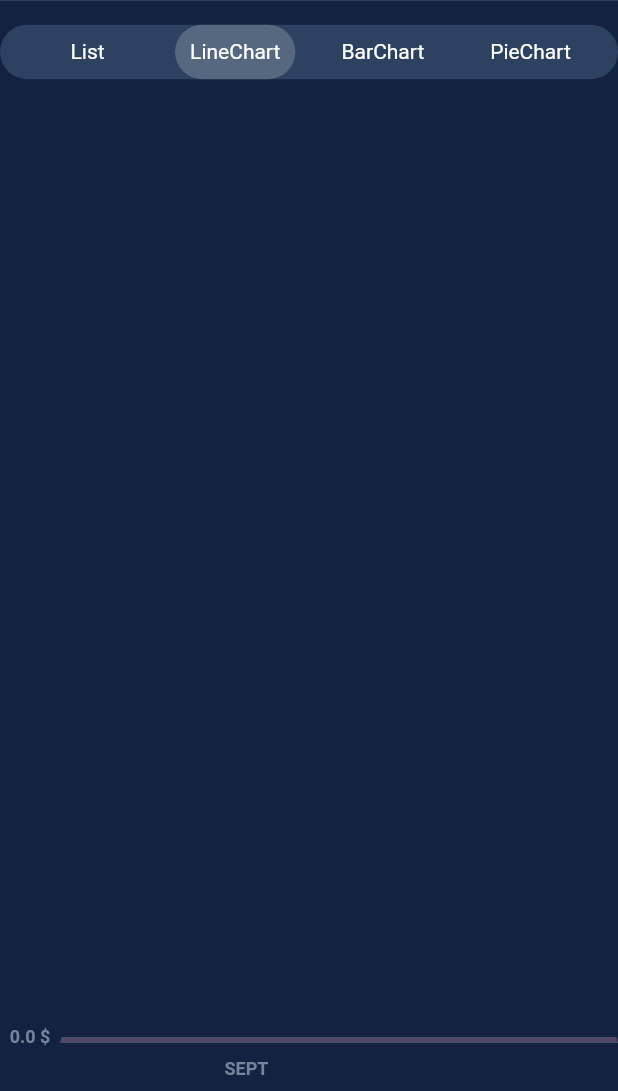
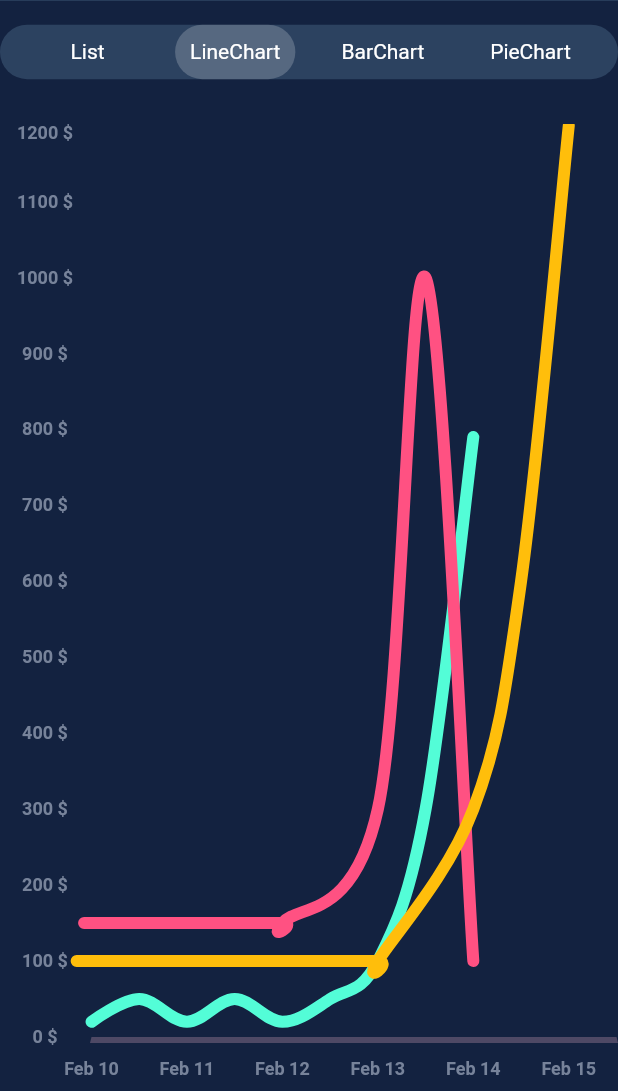
Before and after one commit to PeriyanAra/expenses, a Flutter app: the screen it shows after launch, after a tap on "LineChart", on a phone screen of 412 x 824 dp, the part 145-1236 px from its top. Run offline on Flutter 3.47's test engine with Material 2 defaults, Android fonts, the phone set to English and light mode, and no system bars; drawn by our look-alikes of fl_chart; our stand-ins replace bloc, flutter_bloc, freezed_annotation; generated files the repository leaves out were written again.

Commit message:
Finish line chart

```diff
--- a/lib/main_screen/mocks/expenses_list.dart
+++ b/lib/main_screen/mocks/expenses_list.dart
@@ -6,174 +6,174 @@ final expenses = <ExpenseViewModel>[
     name: 'Pen',
     category: ExpenseCategory.transportation,
     amount: 100,
-    date: DateTime(2022,02,10),
+    date: DateTime(2023, 02, 10),
   ),
   ExpenseViewModel(
     name: 'Pen',
     category: ExpenseCategory.transportation,
     amount: 100,
-    date: DateTime(2022,02,10),
+    date: DateTime(2023, 02, 10),
   ),
   ExpenseViewModel(
     name: 'Pen',
     category: ExpenseCategory.transportation,
     amount: 100,
-    date: DateTime(2022,02,10),
+    date: DateTime(2023, 02, 10),
   ),
   ExpenseViewModel(
     name: 'Pen',
     category: ExpenseCategory.transportation,
     amount: 100,
-    date: DateTime(2022,02,10),
+    date: DateTime(2023, 02, 10),
   ),
   ExpenseViewModel(
     name: 'Restaurant',
     category: ExpenseCategory.communal,
     amount: 150,
-    date: DateTime(2022,02,10),
+    date: DateTime(2023, 02, 10),
   ),
   ExpenseViewModel(
     name: 'Restaurant',
     category: ExpenseCategory.communal,
     amount: 150,
-    date: DateTime(2022,02,10),
+    date: DateTime(2023, 02, 10),
   ),
   ExpenseViewModel(
     name: 'Bread',
     category: ExpenseCategory.food,
     amount: 20,
-    date: DateTime(2022,02,10),
+    date: DateTime(2023, 02, 10),
   ),
   ExpenseViewModel(
     name: 'Fruit',
     category: ExpenseCategory.food,
     amount: 50,
-    date: DateTime(2022,02,10),
+    date: DateTime(2023, 02, 10),
   ),
   ExpenseViewModel(
     name: 'Pen',
     category: ExpenseCategory.transportation,
     amount: 100,
-    date: DateTime(2022,02,11),
+    date: DateTime(2023, 02, 11),
   ),
   ExpenseViewModel(
     name: 'Pen',
     category: ExpenseCategory.transportation,
     amount: 100,
-    date: DateTime(2022,02,11),
+    date: DateTime(2023, 02, 11),
   ),
   ExpenseViewModel(
     name: 'Restaurant',
     category: ExpenseCategory.communal,
     amount: 150,
-    date: DateTime(2022,02,11),
+    date: DateTime(2023, 02, 11),
   ),
   ExpenseViewModel(
     name: 'Restaurant',
     category: ExpenseCategory.communal,
     amount: 150,
-    date: DateTime(2022,02,11),
+    date: DateTime(2023, 02, 11),
   ),
   ExpenseViewModel(
     name: 'Bread',
     category: ExpenseCategory.food,
     amount: 20,
-    date: DateTime(2022,02,11),
+    date: DateTime(2023, 02, 11),
   ),
   ExpenseViewModel(
     name: 'Fruit',
     category: ExpenseCategory.food,
     amount: 50,
-    date: DateTime(2022,02,11),
+    date: DateTime(2023, 02, 11),
   ),
   ExpenseViewModel(
     name: 'Pen',
     category: ExpenseCategory.transportation,
     amount: 100,
-    date: DateTime(2022,02,12),
+    date: DateTime(2023, 02, 12),
   ),
   ExpenseViewModel(
     name: 'Pen',
     category: ExpenseCategory.transportation,
     amount: 100,
-    date: DateTime(2022,02,12),
+    date: DateTime(2023, 02, 12),
   ),
   ExpenseViewModel(
     name: 'Restaurant',
     category: ExpenseCategory.communal,
     amount: 150,
-    date: DateTime(2022,02,12),
+    date: DateTime(2023, 02, 12),
   ),
   ExpenseViewModel(
     name: 'Restaurant',
     category: ExpenseCategory.communal,
     amount: 150,
-    date: DateTime(2022,02,12),
+    date: DateTime(2023, 02, 12),
   ),
   ExpenseViewModel(
     name: 'Bread',
     category: ExpenseCategory.food,
     amount: 20,
-    date: DateTime(2022,02,12),
+    date: DateTime(2023, 02, 12),
   ),
   ExpenseViewModel(
     name: 'Fruit',
     category: ExpenseCategory.food,
     amount: 50,
-    date: DateTime(2022,02,12),
+    date: DateTime(2023, 02, 12),
   ),
-    ExpenseViewModel(
+  ExpenseViewModel(
     amount: 300,
     name: 'Travel',
-    date: DateTime(2023, 11, 24),
+    date: DateTime(2023, 02, 13),
     category: ExpenseCategory.transportation,
   ),
   ExpenseViewModel(
     amount: 100,
     name: 'Hot-dog',
-    date: DateTime(2023, 11, 24),
+    date: DateTime(2023, 02, 13),
     category: ExpenseCategory.food,
   ),
   ExpenseViewModel(
     amount: 300,
     name: 'Electricity',
-    date: DateTime(2023, 11, 24),
+    date: DateTime(2023, 02, 13),
     category: ExpenseCategory.communal,
   ),
   ExpenseViewModel(
     amount: 600,
     name: 'Going to spa',
-    date: DateTime(2023, 11, 25),
+    date: DateTime(2023, 02, 14),
     category: ExpenseCategory.transportation,
   ),
   ExpenseViewModel(
     amount: 300,
     name: 'Cake',
-    date: DateTime(2023, 11, 25),
+    date: DateTime(2023, 02, 14),
     category: ExpenseCategory.food,
   ),
   ExpenseViewModel(
     amount: 1000,
     name: 'Electricity',
-    date: DateTime(2023, 11, 25),
+    date: DateTime(2023, 02, 14),
     category: ExpenseCategory.communal,
   ),
   ExpenseViewModel(
     amount: 1200,
     name: 'Going to yoga',
-    date: DateTime(2023, 12, 24),
+    date: DateTime(2023, 02, 15),
     category: ExpenseCategory.transportation,
   ),
   ExpenseViewModel(
     amount: 790,
     name: 'Sushi',
-    date: DateTime(2023, 12, 24),
+    date: DateTime(2023, 02, 15),
     category: ExpenseCategory.food,
   ),
   ExpenseViewModel(
     amount: 100,
     name: 'Electricity',
-    date: DateTime(2023, 12, 24),
+    date: DateTime(2023, 02, 15),
     category: ExpenseCategory.communal,
   )
 ];
--- a/lib/main_screen/models/chart_view_models/line_chart_view_model.dart
+++ b/lib/main_screen/models/chart_view_models/line_chart_view_model.dart
@@ -1,3 +1,5 @@
+import 'dart:developer';
+
 import 'package:expenses/main_screen/enums/expense_category.dart';
 import 'package:expenses/main_screen/models/chart_view_models/line_chart_item_group_view_model.dart';
 import 'package:expenses/main_screen/models/chart_view_models/line_chart_item_view_model.dart';
@@ -24,7 +26,8 @@ class LineChartViewModel with _$LineChartViewModel {
       (category) {
         final List<LineChartItemViewModel> groupItems = [];
 
-        expenses.forEach((expense) {
+        expenses.forEach(
+          (expense) {
             if (expense.category == category) {
               final groupItem = LineChartItemViewModel(
                 value: expense.amount,
@@ -33,7 +36,12 @@ class LineChartViewModel with _$LineChartViewModel {
 
               groupItems.add(groupItem);
             }
-        });
+
+            if (expense.amount > maximumExpenseAmount) {
+              maximumExpenseAmount = expense.amount;
+            }
+          },
+        );
 
         categoryItemGroups.add(
           LineChartItemGroupViewModel(
--- a/lib/main_screen/widgets/custom_bar_chart.dart
+++ b/lib/main_screen/widgets/custom_bar_chart.dart
@@ -23,7 +23,6 @@ class _CustomBarChartState extends State<CustomBarChart> {
   late List<BarChartGroupData> rawBarGroups;
   late List<BarChartGroupData> showingBarGroups;
   late List<String> titles;
-
   final double width = 7;
 
   @override
@@ -123,8 +122,6 @@ class _CustomBarChartState extends State<CustomBarChart> {
     double index,
     TitleMeta meta,
   ) {
-    ;
-
     Widget text = Text(
       titles[index.toInt()],
       style: appTheme.textTheme.caption2.copyWith(
--- a/lib/main_screen/widgets/custom_line_chart.dart
+++ b/lib/main_screen/widgets/custom_line_chart.dart
@@ -1,12 +1,10 @@
-import 'dart:developer';
-
 import 'package:expenses/main_screen/enums/expense_category.dart';
 import 'package:expenses/main_screen/models/chart_view_models/line_chart_item_group_view_model.dart';
 import 'package:expenses/main_screen/models/chart_view_models/line_chart_view_model.dart';
-import 'package:expenses/theme/app_colors.dart';
 import 'package:expenses/theme/export.dart';
 import 'package:fl_chart/fl_chart.dart';
 import 'package:flutter/material.dart';
+import 'package:intl/intl.dart';
 
 class CustomLineChart extends StatefulWidget {
   final LineChartViewModel viewModel;
@@ -22,9 +20,16 @@ class CustomLineChart extends StatefulWidget {
 
 class _CustomLineChartState extends State<CustomLineChart> {
   late List<LineChartBarData> lineChartBarData = [];
+  late List<String> titles;
 
   @override
   void initState() {
+    titles = widget.viewModel.dates
+        .map(
+          (e) => DateFormat('MMM dd').format(e),
+        )
+        .toList();
+
     lineChartBarData = widget.viewModel.itemGroups
         .map((e) => createLineChartBarData(e))
         .toList();
@@ -37,7 +42,7 @@ class _CustomLineChartState extends State<CustomLineChart> {
   ) {
     final List<FlSpot> spots = group.items
         .map((e) => FlSpot(
-              e.date.day.toDouble(),
+              group.items.indexOf(e).toDouble(),
               e.value,
             ))
         .toList();
@@ -50,7 +55,11 @@ class _CustomLineChartState extends State<CustomLineChart> {
       dotData: FlDotData(show: false),
       belowBarData: BarAreaData(
         show: false,
-        color: const Color(0x00aa4cfc),
+        color: const Color(0x00000000),
+      ),
+      aboveBarData: BarAreaData(
+        show: false,
+        color: const Color(0x00000000),
       ),
       spots: spots,
     );
@@ -73,7 +82,7 @@ class _CustomLineChartState extends State<CustomLineChart> {
               sideTitles: SideTitles(
                 showTitles: true,
                 reservedSize: 32,
-                interval: 1,
+                interval: 2,
                 getTitlesWidget: bottomTitleWidgets,
               ),
             ),
@@ -87,8 +96,8 @@ class _CustomLineChartState extends State<CustomLineChart> {
               sideTitles: SideTitles(
                 getTitlesWidget: leftTitleWidgets,
                 showTitles: true,
-                interval: 50,
-                reservedSize: 40,
+                interval: 100,
+                reservedSize: 60,
               ),
             ),
           ),
@@ -103,7 +112,7 @@ class _CustomLineChartState extends State<CustomLineChart> {
           ),
           lineBarsData: lineChartBarData,
           minX: 0,
-          maxX: widget.viewModel.dates.length.toDouble(),
+          maxX: (widget.viewModel.dates.length.toDouble()) * 2 - 1,
           maxY: widget.viewModel.maximumExpenseAmount,
           minY: 0,
         ),
@@ -112,33 +121,23 @@ class _CustomLineChartState extends State<CustomLineChart> {
     );
   }
 
-  Widget bottomTitleWidgets(double value, TitleMeta meta) {
-    final style = appTheme.textTheme.caption2.copyWith(
+  Widget bottomTitleWidgets(double index, TitleMeta meta) {
+    if ((index / 2) <= (widget.viewModel.dates.length - 1)) {
+      Widget text = Text(
+        titles[index ~/ 2],
+        style: appTheme.textTheme.caption2.copyWith(
           color: secondaryTextColor,
           fontWeight: FontWeight.w600,
+        ),
       );
-
-    Widget text;
-    switch (value.toInt()) {
-      case 2:
-        text = Text('SEPT', style: style);
-        break;
-      case 7:
-        text = Text('OCT', style: style);
-        break;
-      case 12:
-        text = Text('DEC', style: style);
-        break;
-      default:
-        text = const Text('');
-        break;
-    }
 
       return SideTitleWidget(
         axisSide: meta.axisSide,
         space: 10,
         child: text,
       );
+    }
+    return SizedBox();
   }
 
   Widget leftTitleWidgets(double value, TitleMeta meta) {
@@ -147,14 +146,15 @@ class _CustomLineChartState extends State<CustomLineChart> {
       fontWeight: FontWeight.w600,
     );
 
-    log(
-      value.toString(),
-      name: 'value',
-    );
-    return Text(
-      '$value \$',
+    return Padding(
+      padding: EdgeInsets.only(
+        top: value == widget.viewModel.maximumExpenseAmount ? 10 : 0,
+      ),
+      child: Text(
+        '${value.toStringAsFixed(0)} \$',
         style: style,
         textAlign: TextAlign.center,
+      ),
     );
   }
 }
```
Lines whose indentation alone changed are shown as unchanged.
